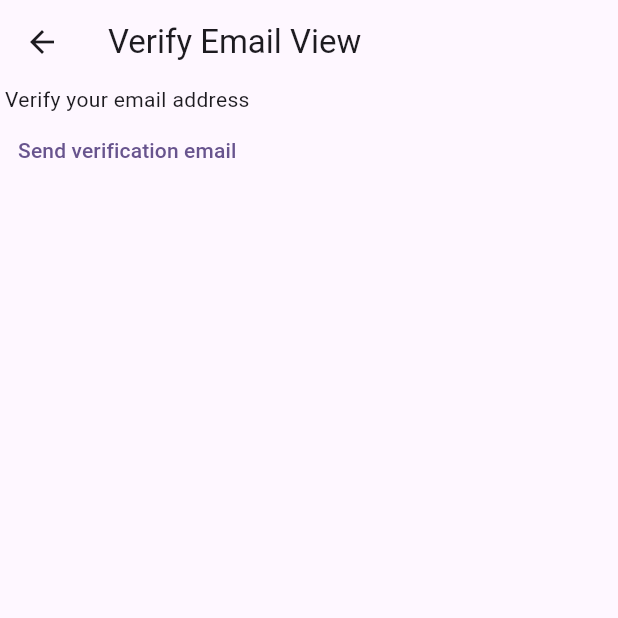
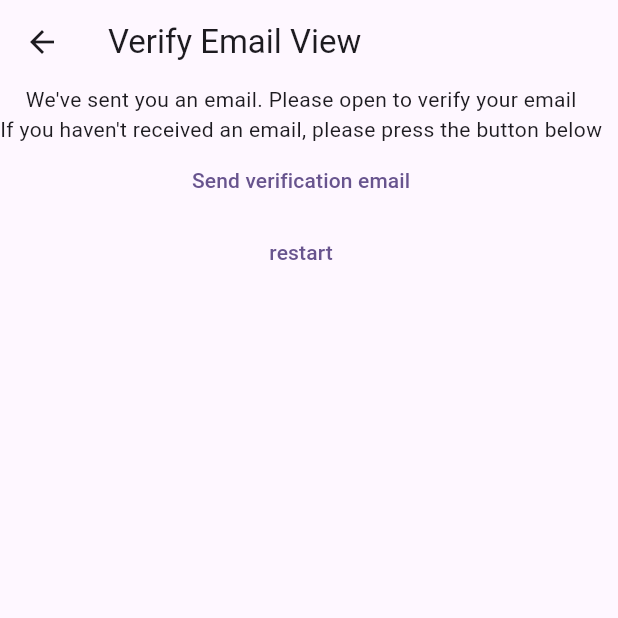
Before and after one commit to Safo-Samson/flutterNotesApp, a Flutter app: the VerifyEmailView screen opened directly, on a phone screen of 412 x 824 dp, the top half of it. Run offline on Flutter 3.47's test engine with Material 2 defaults, Android fonts, the phone set to English and light mode, and no system bars; our stand-ins replace firebase_auth, firebase_core; accounts and stored records are empty.

Commit message:
step 7 adding automatic email verification

```diff
--- a/MYNOTES/lib/constants/routes.dart
+++ b/MYNOTES/lib/constants/routes.dart
@@ -1,3 +1,4 @@
 const loginRoute = '/login';
 const registerRoute = '/register';
 const notesRoute = '/notes';
+const verifyEmailRoute = '/verify-email';
--- a/MYNOTES/lib/main.dart
+++ b/MYNOTES/lib/main.dart
@@ -1,3 +1,5 @@
+// ignore_for_file: use_build_context_synchronously
+
 import 'package:firebase_auth/firebase_auth.dart';
 import 'package:flutter/material.dart';
 import 'package:mynotes/constants/routes.dart';
@@ -22,6 +24,7 @@ void main() {
       loginRoute: (context) => const LoginView(),
       registerRoute: (context) => const RegisterView(),
       notesRoute: (context) => const NotesView(),
+      verifyEmailRoute: (context) => const VerifyEmailView(),
     },
   ));
 }
--- a/MYNOTES/lib/views/register_view.dart
+++ b/MYNOTES/lib/views/register_view.dart
@@ -1,8 +1,10 @@
+// ignore_for_file: use_build_context_synchronously
+
 import 'package:flutter/material.dart';
 import 'package:firebase_auth/firebase_auth.dart';
 import 'dart:developer' as devtols show log;
-
 import 'package:mynotes/constants/routes.dart';
+import 'package:mynotes/utilities/show_error_dialog.dart';
 
 class RegisterView extends StatefulWidget {
   const RegisterView({super.key});
@@ -70,22 +72,45 @@ class _RegisterViewState extends State<RegisterView> {
                   email: email,
                   password: password,
                 );
+
+                final user =
+                    FirebaseAuth.instance.currentUser; // get current user
+                await user
+                    ?.sendEmailVerification(); // send verification email to user email automatically
+
+                Navigator.of(context).pushNamed(
+                    verifyEmailRoute); // used pushNamed instead of pushNamedAndRemoveUntil because i dont want to replace the login screen but rather add the verify email screen on top of it.
                 devtols.log('userCredential: $userCredential');
-                // print(userCredential);
+
+
               } on FirebaseAuthException catch (e) {
+                // catching firebase errors
                 if (e.code == 'weak-password') {
+                  await showErrorDialog(
+                      context, "The password provided is too weak.");
                   devtols.log('The password provided is too weak.');
                 } else if (e.code == 'email-already-in-use') {
-                  devtols.log('The account already exists for that email.');
+                  await showErrorDialog(
+                      context, "The account already exists for that email.");
                 } else if (e.code == 'weak-password') {
-                  devtols.log('The password provided is too weak.');
+                  await showErrorDialog(
+                      context, "The password provided is too weak.");
                 } else if (e.code == 'invalid-email') {
-                  devtols.log('The email address is not valid.');
+                  await showErrorDialog(
+                      context, "The email address is not valid.");
                 } else if (e.code == 'email-already-in-use') {
-                  devtols.log(
-                      'The email address is already in use by another account.');
+                  await showErrorDialog(context,
+                      "The email address is already in use by another account.");
+                } else {
+                  await showErrorDialog(context, 'Error: ${e.code}');
+                  devtols.log(e.code);
                 }
+              } catch (e) {
+                // catching all other errors
+                await showErrorDialog(context, 'Error: $e');
+                devtols.log(e.toString());
               }
+
               FirebaseAuth auth = FirebaseAuth.instance;
               UserCredential userCredential =
                   await auth.createUserWithEmailAndPassword(
@@ -102,8 +127,7 @@ class _RegisterViewState extends State<RegisterView> {
           ),
           TextButton(
               onPressed: () {
-                Navigator.of(context)
-                    .pushNamedAndRemoveUntil(
+                Navigator.of(context).pushNamedAndRemoveUntil(
                   loginRoute,
                   (route) => false,
                 );
--- a/MYNOTES/lib/views/verify_email.dart
+++ b/MYNOTES/lib/views/verify_email.dart
@@ -1,5 +1,8 @@
+// ignore_for_file: use_build_context_synchronously
+
 import 'package:firebase_auth/firebase_auth.dart';
 import 'package:flutter/material.dart';
+import 'package:mynotes/constants/routes.dart';
 
 class VerifyEmailView extends StatefulWidget {
   const VerifyEmailView({super.key});
@@ -16,13 +19,23 @@ class _VerifyEmailViewState extends State<VerifyEmailView> {
         title: const Text('Verify Email View'),
       ),
       body: Column(children: [
-        const Text('Verify your email address'),
+        const Text("We've sent you an email. Please open to verify your email"),
+        const Text(
+            "If you haven't received an email, please press the button below"),
         TextButton(
             onPressed: () async {
               final user = FirebaseAuth.instance.currentUser;
               await user?.sendEmailVerification();
             },
-            child: const Text('Send verification email'))
+            child: const Text('Send verification email')),
+        TextButton(
+            // in case the user makes a mistake or want to change email or restart the process
+            onPressed: () async {
+              await FirebaseAuth.instance.signOut();
+              Navigator.of(context)
+                  .pushNamedAndRemoveUntil(registerRoute, (_) => false);
+            },
+            child: const Text("restart"))
       ]),
     );
   }
```
